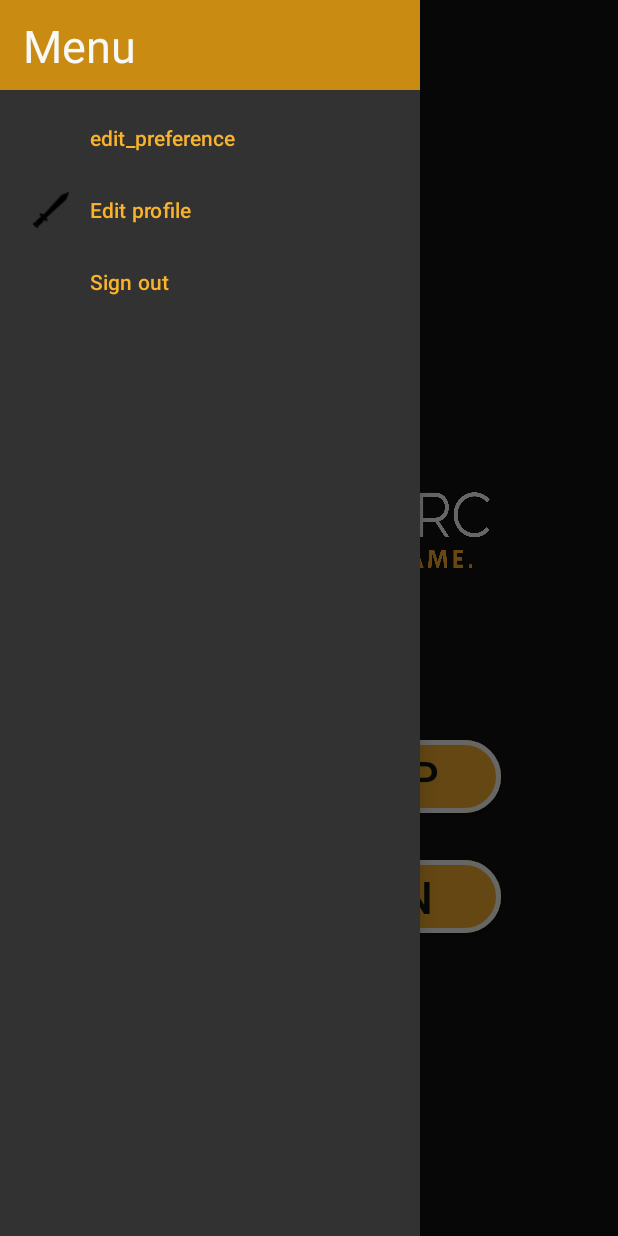
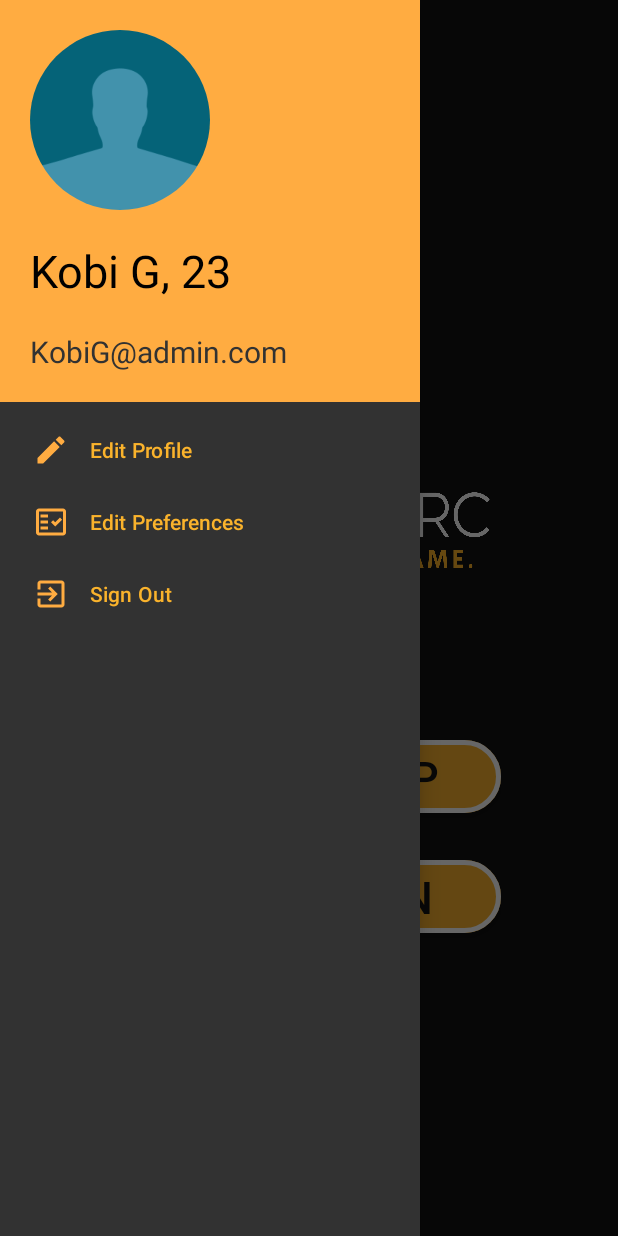
Before and after one commit to nati888/GamersArc, an Android app: the screen it shows after launch (MainActivity), with the side drawer open, on a phone screen of 412 x 824 dp. Run offline under Robolectric (Android 15) with nearby library versions, the phone set to English and light mode, and no system bars; our stand-ins replace CircleImageView, Firebase (no records; nobody signed in at launch, a user with empty details on screens opened directly).

Commit message:
ui updates

```diff
--- a/GamersArc/app/src/main/res/drawable-v24/bottom_nav_color.xml
+++ b/GamersArc/app/src/main/res/drawable-v24/bottom_nav_color.xml
@@ -2,7 +2,7 @@
 <selector xmlns:android="http://schemas.android.com/apk/res/android">
 
     <item android:state_pressed="true"
-        android:color="@color/yellow"/>
-    <item android:state_pressed="false" android:color="@color/dark_yellow"/>
+        android:color="#FFAC41"/>
+    <item android:state_pressed="false" android:color="#FFAC41"/>
 
 </selector>
--- /dev/null
+++ b/GamersArc/app/src/main/res/drawable/ic_baseline_chat_24.xml
@@ -0,0 +1,5 @@
+<vector android:height="24dp" android:tint="#FFAC41"
+    android:viewportHeight="24" android:viewportWidth="24"
+    android:width="24dp" xmlns:android="http://schemas.android.com/apk/res/android">
+    <path android:fillColor="@android:color/white" android:pathData="M20,2L4,2c-1.1,0 -1.99,0.9 -1.99,2L2,22l4,-4h14c1.1,0 2,-0.9 2,-2L22,4c0,-1.1 -0.9,-2 -2,-2zM6,9h12v2L6,11L6,9zM14,14L6,14v-2h8v2zM18,8L6,8L6,6h12v2z"/>
+</vector>
--- /dev/null
+++ b/GamersArc/app/src/main/res/drawable/ic_baseline_edit_24.xml
@@ -0,0 +1,5 @@
+<vector android:height="24dp" android:tint="#FFAC41"
+    android:viewportHeight="24" android:viewportWidth="24"
+    android:width="24dp" xmlns:android="http://schemas.android.com/apk/res/android">
+    <path android:fillColor="@android:color/white" android:pathData="M3,17.25V21h3.75L17.81,9.94l-3.75,-3.75L3,17.25zM20.71,7.04c0.39,-0.39 0.39,-1.02 0,-1.41l-2.34,-2.34c-0.39,-0.39 -1.02,-0.39 -1.41,0l-1.83,1.83 3.75,3.75 1.83,-1.83z"/>
+</vector>
--- /dev/null
+++ b/GamersArc/app/src/main/res/drawable/ic_baseline_exit_to_app_24.xml
@@ -0,0 +1,5 @@
+<vector android:height="24dp" android:tint="#FFAC41"
+    android:viewportHeight="24" android:viewportWidth="24"
+    android:width="24dp" xmlns:android="http://schemas.android.com/apk/res/android">
+    <path android:fillColor="@android:color/white" android:pathData="M10.09,15.59L11.5,17l5,-5 -5,-5 -1.41,1.41L12.67,11H3v2h9.67l-2.58,2.59zM19,3H5c-1.11,0 -2,0.9 -2,2v4h2V5h14v14H5v-4H3v4c0,1.1 0.89,2 2,2h14c1.1,0 2,-0.9 2,-2V5c0,-1.1 -0.9,-2 -2,-2z"/>
+</vector>
--- /dev/null
+++ b/GamersArc/app/src/main/res/drawable/ic_baseline_home_24.xml
@@ -0,0 +1,5 @@
+<vector android:height="24dp" android:tint="#000000"
+    android:viewportHeight="24" android:viewportWidth="24"
+    android:width="24dp" xmlns:android="http://schemas.android.com/apk/res/android">
+    <path android:fillColor="@android:color/white" android:pathData="M10,20v-6h4v6h5v-8h3L12,3 2,12h3v8z"/>
+</vector>
--- /dev/null
+++ b/GamersArc/app/src/main/res/drawable/ic_baseline_videogame_asset_24.xml
@@ -0,0 +1,5 @@
+<vector android:height="24dp" android:tint="#FFAC41"
+    android:viewportHeight="24" android:viewportWidth="24"
+    android:width="24dp" xmlns:android="http://schemas.android.com/apk/res/android">
+    <path android:fillColor="@android:color/white" android:pathData="M21,6L3,6c-1.1,0 -2,0.9 -2,2v8c0,1.1 0.9,2 2,2h18c1.1,0 2,-0.9 2,-2L23,8c0,-1.1 -0.9,-2 -2,-2zM11,13L8,13v3L6,16v-3L3,13v-2h3L6,8h2v3h3v2zM15.5,15c-0.83,0 -1.5,-0.67 -1.5,-1.5s0.67,-1.5 1.5,-1.5 1.5,0.67 1.5,1.5 -0.67,1.5 -1.5,1.5zM19.5,12c-0.83,0 -1.5,-0.67 -1.5,-1.5S18.67,9 19.5,9s1.5,0.67 1.5,1.5 -0.67,1.5 -1.5,1.5z"/>
+</vector>
--- /dev/null
+++ b/GamersArc/app/src/main/res/drawable/ic_outline_fact_check_24.xml
@@ -0,0 +1,14 @@
+<vector android:height="24dp" android:tint="#FFAC41"
+    android:viewportHeight="24" android:viewportWidth="24"
+    android:width="24dp" xmlns:android="http://schemas.android.com/apk/res/android">
+    <path android:fillColor="@android:color/white"
+        android:fillType="evenOdd" android:pathData="M20,3H4C2.9,3 2,3.9 2,5v14c0,1.1 0.9,2 2,2h16c1.1,0 2,-0.9 2,-2V5C22,3.9 21.1,3 20,3zM20,19H4V5h16V19z"/>
+    <path android:fillColor="@android:color/white"
+        android:fillType="evenOdd" android:pathData="M19.41,10.42l-1.42,-1.42l-3.17,3.17l-1.41,-1.42l-1.41,1.41l2.82,2.84z"/>
+    <path android:fillColor="@android:color/white"
+        android:fillType="evenOdd" android:pathData="M5,7h5v2h-5z"/>
+    <path android:fillColor="@android:color/white"
+        android:fillType="evenOdd" android:pathData="M5,11h5v2h-5z"/>
+    <path android:fillColor="@android:color/white"
+        android:fillType="evenOdd" android:pathData="M5,15h5v2h-5z"/>
+</vector>
--- /dev/null
+++ b/GamersArc/app/src/main/res/drawable/ic_round_tag_faces_24.xml
@@ -0,0 +1,5 @@
+<vector android:height="24dp" android:tint="#FFAC41"
+    android:viewportHeight="24" android:viewportWidth="24"
+    android:width="24dp" xmlns:android="http://schemas.android.com/apk/res/android">
+    <path android:fillColor="@android:color/white" android:pathData="M12.01,2C6.49,2 2.02,6.48 2.02,12s4.47,10 9.99,10c5.53,0 10.01,-4.48 10.01,-10S17.54,2 12.01,2zM12.02,20c-4.42,0 -8,-3.58 -8,-8s3.58,-8 8,-8 8,3.58 8,8 -3.58,8 -8,8zM15.52,11c0.83,0 1.5,-0.67 1.5,-1.5S16.35,8 15.52,8s-1.5,0.67 -1.5,1.5 0.67,1.5 1.5,1.5zM8.52,11c0.83,0 1.5,-0.67 1.5,-1.5S9.35,8 8.52,8s-1.5,0.67 -1.5,1.5 0.67,1.5 1.5,1.5zM12.02,17.5c2.03,0 3.8,-1.11 4.75,-2.75 0.19,-0.33 -0.05,-0.75 -0.44,-0.75L7.71,14c-0.38,0 -0.63,0.42 -0.44,0.75 0.95,1.64 2.72,2.75 4.75,2.75z"/>
+</vector>
--- /dev/null
+++ b/GamersArc/app/src/main/res/drawable/nav_background_curved.xml
@@ -0,0 +1,6 @@
+<?xml version="1.0" encoding="UTF-8"?>
+<shape xmlns:android="http://schemas.android.com/apk/res/android"
+    android:shape="rectangle" >
+    <solid android:color="#FFAC41" />
+    <corners android:radius="20dp" />
+</shape>
--- a/GamersArc/app/src/main/res/layout/activity_main.xml
+++ b/GamersArc/app/src/main/res/layout/activity_main.xml
@@ -18,7 +18,7 @@
         <RelativeLayout
             android:layout_width="match_parent"
             android:layout_height="50dp"
-            android:background="@color/yellow"
+            android:background="#FFAC41"
             android:id="@+id/toolbarLayout"
             />
 
@@ -46,6 +46,7 @@
         android:theme="@style/DrawerTextStyle"
         app:itemTextColor="@color/yellow"
         android:background="#323232"
+        app:itemIconTint="#FFAC41"
         app:headerLayout="@layout/header_layout_nav"/>
 
 </androidx.drawerlayout.widget.DrawerLayout>
--- a/GamersArc/app/src/main/res/layout/header_layout_nav.xml
+++ b/GamersArc/app/src/main/res/layout/header_layout_nav.xml
@@ -2,18 +2,37 @@
 <LinearLayout
     xmlns:android="http://schemas.android.com/apk/res/android"
     android:layout_width="match_parent"
-    android:layout_height="60dp"
+    android:layout_height="wrap_content"
     android:orientation="vertical"
-    android:background="@color/dark_yellow">
+    android:background="#FFAC41">
+
+    <de.hdodenhof.circleimageview.CircleImageView
+        android:id="@+id/side_profile_image"
+        android:layout_width="120dp"
+        android:layout_height="120dp"
+        android:layout_marginTop="20dp"
+        android:layout_marginLeft="20dp"
+        android:src="@drawable/placeholder_small"
+        />
 
     <TextView
+        android:id="@+id/side_menu_name"
         android:layout_width="wrap_content"
         android:layout_height="wrap_content"
         android:textSize="30sp"
-        android:textColor="@color/white"
-        android:layout_marginStart="15dp"
-        android:layout_marginTop="10dp"
-        android:text="@string/menu"/>
+        android:textColor="#000000"
+        android:layout_margin="20dp"
+        android:text="Kobi G, 23" />
+
+    <TextView
+        android:id="@+id/side_menu_email"
+        android:layout_width="wrap_content"
+        android:layout_height="wrap_content"
+        android:textSize="20sp"
+        android:textColor="#323232"
+        android:layout_marginLeft="20dp"
+        android:layout_marginBottom="20dp"
+        android:text="KobiG@admin.com" />
 
 
 
--- a/GamersArc/app/src/main/res/menu/sidebar_menu.xml
+++ b/GamersArc/app/src/main/res/menu/sidebar_menu.xml
@@ -1,25 +1,24 @@
 <?xml version="1.0" encoding="utf-8"?>
 <menu xmlns:android="http://schemas.android.com/apk/res/android">
-
-
-    <item
-        android:id="@+id/EditPreferencesSidebar"
-        android:title="@string/edit_preference"
-
-
-        />
 
     <item
         android:id="@+id/editProfileSidebar"
         android:title="@string/edit_profile"
-        android:icon="@drawable/sword"
+        android:icon="@drawable/ic_baseline_edit_24"
+        android:iconTint="#FFAC41"/>
+
+    <item
+        android:id="@+id/EditPreferencesSidebar"
+        android:title="@string/edit_preferences"
+        android:icon="@drawable/ic_outline_fact_check_24"
+        android:iconTint="#FFAC41"
         />
 
     <item
         android:id="@+id/signOutSidebar"
         android:title="@string/sign_out"
-
+        android:icon="@drawable/ic_baseline_exit_to_app_24"
+        android:iconTint="#FFAC41"
         />
 
-
 </menu>
--- a/GamersArc/app/src/main/res/values/strings.xml
+++ b/GamersArc/app/src/main/res/values/strings.xml
@@ -136,12 +136,12 @@
 
     <string name="my_profile">My profile</string>
     <string name="save">Save</string>
-    <string name="edit_profile">Edit profile</string>
+    <string name="edit_profile">Edit Profile</string>
     <string name="full_name">Full Name:</string>
 
     <string name="enter_full_name">Enter full name</string>
-    <string name="edit_preferences">Edit preferences</string>
-    <string name="sign_out">Sign out</string>
+    <string name="edit_preferences">Edit Preferences</string>
+    <string name="sign_out">Sign Out</string>
     <string name="menu">Menu</string>
     <string name="hello">Hello</string>
     <string name="home">Home</string>
@@ -164,7 +164,6 @@
     <string name="rehovot_golda_meir">Rehovot, golda meir</string>
     <string name="tali">Tali</string>
     <string name="date_of_birth">date of birth</string>
-    <string name="edit_preference">edit_preference</string>
     <string name="Select_Image_from_here">Select Image from here...</string>
     <string name="Saved_successfully">Saved successfully</string>
 
```
Also changed, not shown: GamersArc/app/src/main/res/drawable/ic_outline_people_alt_24.xml (added, +8 -0 lines), GamersArc/app/src/main/res/layout/navigtion_bar.xml (+7 -12 lines), GamersArc/app/src/main/res/menu/navigtion_bar.xml (+15 -14 lines), GamersArc/app/src/main/res/values/styles.xml (+5 -5 lines), 1 other file.
